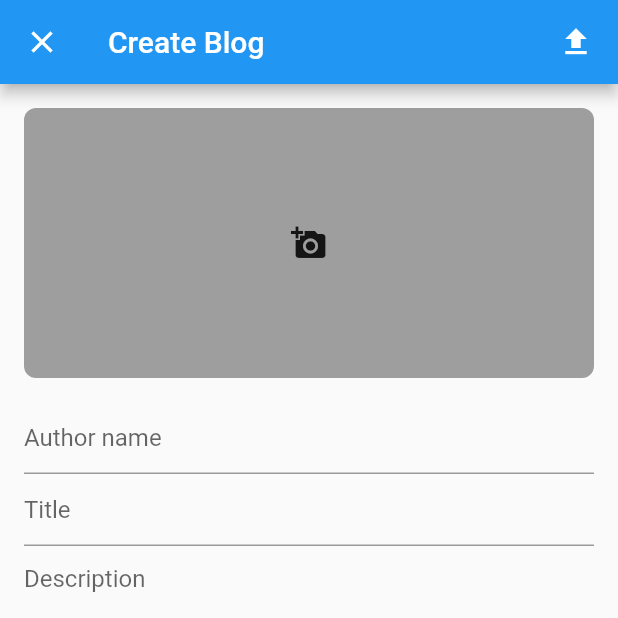
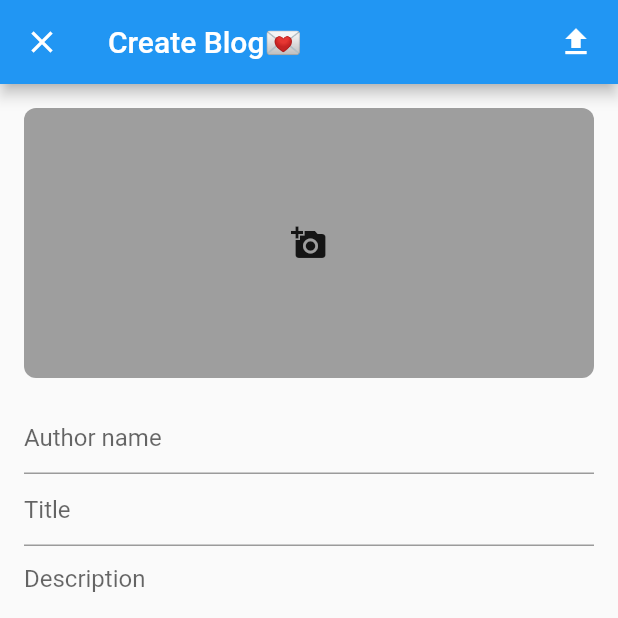
Before and after one commit to mobashshirurrahman/FlutterBlogApp, a Flutter app: the CreateBlog screen opened directly, after a tap on the "add a photo" icon, on a phone screen of 412 x 824 dp, the top half of it. Run offline on Flutter 3.47's test engine with Material 2 defaults, Android fonts, the phone set to English and light mode, and no system bars; our stand-ins replace cloud_firestore, firebase_core, firebase_storage, image_picker, random_string; accounts and stored records are empty.

Commit message:
:rocket: Fire:fire: Blog

```diff
--- a/blog_app/lib/main.dart
+++ b/blog_app/lib/main.dart
@@ -13,7 +13,7 @@ class MyApp extends StatelessWidget {
   @override
   Widget build(BuildContext context) {
     return MaterialApp(
-      title: 'Blog App',
+      title: '🔥Blog',
       debugShowCheckedModeBanner: false,
       home: Home(),
     );
--- a/blog_app/lib/views/create_blog.dart
+++ b/blog_app/lib/views/create_blog.dart
@@ -30,7 +30,7 @@ class _CreateBlogState extends State<CreateBlog> {
       if (pickedFile != null) {
         _selectedImage = File(pickedFile.path);
       } else {
-        print('No image selected.');
+        print('No image selected!');
       }
     });
   }
@@ -89,7 +89,7 @@ class _CreateBlogState extends State<CreateBlog> {
               Navigator.pop(context);
             },
             child: Icon(Icons.close)),
-        title: Text("Create Blog"),
+        title: Text("Create Blog💌"),
         actions: [
           InkWell(
             onTap: () {
```
Also changed, not shown: blog_app/lib/views/home.dart (+6 -7 lines).
